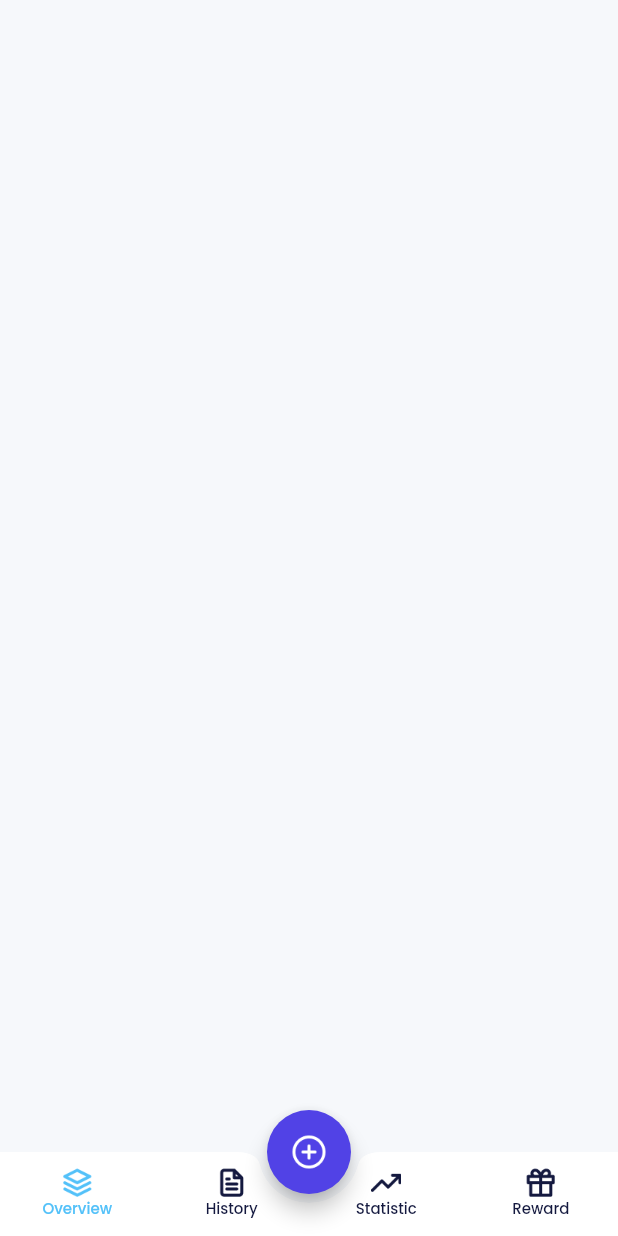
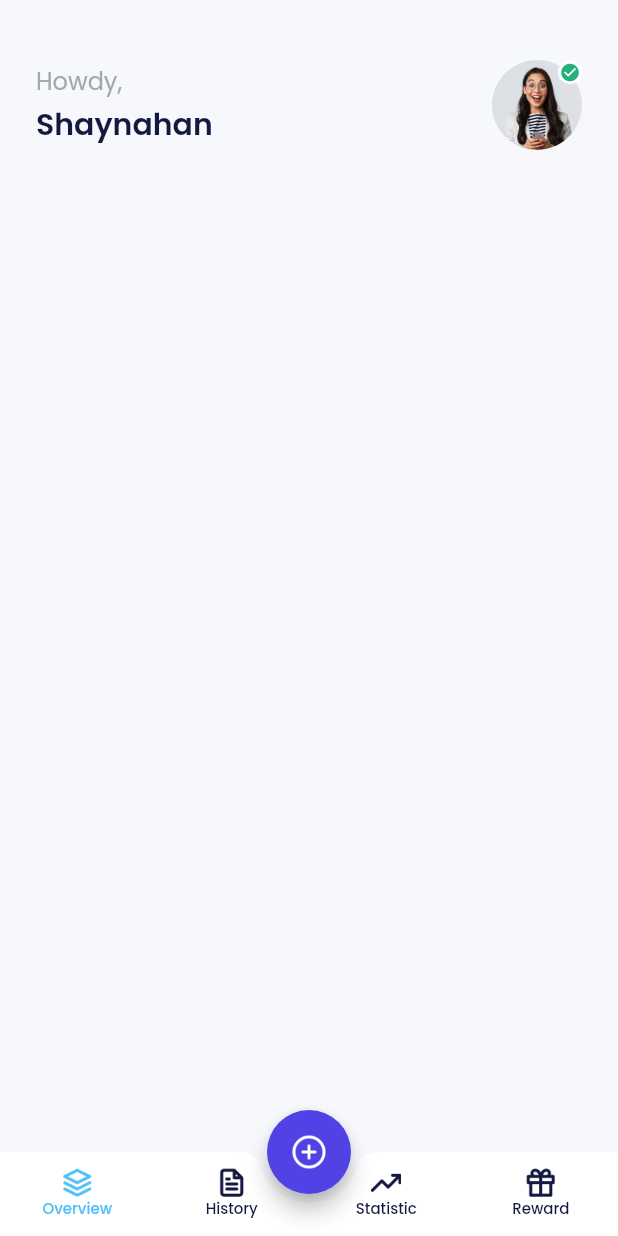
Before and after one commit to syaifudinm149/bank_sha, a Flutter app: the HomePage screen opened by its route, on a phone screen of 412 x 824 dp. Run offline on Flutter 3.47's test engine with Material 2 defaults, Android fonts, the phone set to English and light mode, and no system bars; our stand-ins replace carousel_slider, google_fonts.

Commit message:
slicing home page - build profile

```diff
--- a/lib/ui/pages/home_page.dart
+++ b/lib/ui/pages/home_page.dart
@@ -72,6 +72,76 @@ class HomePage extends StatelessWidget {
         ),
       ),
       floatingActionButtonLocation: FloatingActionButtonLocation.centerDocked,
+      body: ListView(
+        padding: const EdgeInsets.symmetric(
+          horizontal: 24,
+        ),
+        children: [
+          buildProfile(),
+        ],
+      ),
+    );
+  }
+
+  Widget buildProfile() {
+    return Container(
+      margin: const EdgeInsets.only(
+        top: 40,
+      ),
+      child: Row(
+        mainAxisAlignment: MainAxisAlignment.spaceBetween,
+        children: [
+          Column(
+            crossAxisAlignment: CrossAxisAlignment.start,
+            children: [
+              Text(
+                'Howdy,',
+                style: greyTextStyle.copyWith(
+                  fontSize: 16,
+                ),
+              ),
+              const SizedBox(
+                height: 2,
+              ),
+              Text(
+                'Shaynahan',
+                style: blackTextStyle.copyWith(
+                  fontSize: 20,
+                  fontWeight: semiBold,
+                ),
+              ),
+            ],
+          ),
+          Container(
+            width: 60,
+            height: 60,
+            decoration: const BoxDecoration(
+              shape: BoxShape.circle,
+              image: DecorationImage(
+                image: AssetImage('assets/img_profile.png'),
+              ),
+            ),
+            child: Align(
+              alignment: Alignment.topRight,
+              child: Container(
+                width: 16,
+                height: 16,
+                decoration: BoxDecoration(
+                  shape: BoxShape.circle,
+                  color: whiteColor,
+                ),
+                child: Center(
+                  child: Icon(
+                    Icons.check_circle,
+                    color: greenColor,
+                    size: 14,
+                  ),
+                ),
+              ),
+            ),
+          ),
+        ],
+      ),
     );
   }
 }
```
